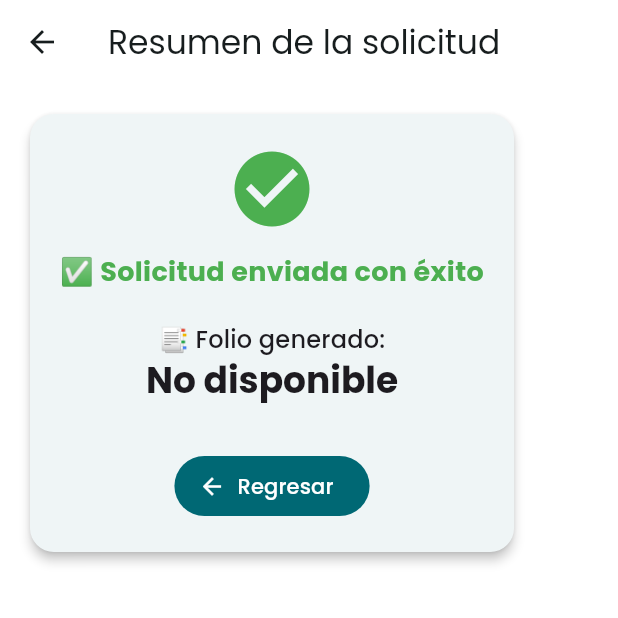
After one commit to mariasan001/constancias_admin, a Flutter app: the RespuestaPage screen opened directly, on a phone screen of 412 x 824 dp, the top half of it. The commit adds this screen. Run offline on Flutter 3.47's test engine with Material 3 defaults, Android fonts, the phone set to English and light mode, and no system bars; our stand-ins replace dio, go_router, google_fonts; missing offline and left inert: google_mlkit_document_scanner; accounts and stored records are empty.

Commit message:
ultma page

```diff
--- /dev/null
+++ b/lib/features/adjuntos/ui/respuesta.dart
@@ -0,0 +1,68 @@
+import 'package:constancias_admin/features/home/ui/home_page.dart';
+import 'package:flutter/material.dart';
+import 'package:provider/provider.dart';
+import '../../../data/flow_state.dart';
+
+class RespuestaPage extends StatelessWidget {
+  const RespuestaPage({super.key});
+
+  @override
+  Widget build(BuildContext context) {
+    final fs = context.watch<FlowState>();
+    final solicitud = fs.solicitud;
+
+    return Scaffold(
+      appBar: AppBar(title: const Text("Resumen de la solicitud")),
+      body: Padding(
+        padding: const EdgeInsets.all(16),
+        child: Card(
+          elevation: 3,
+          shape: RoundedRectangleBorder(
+            borderRadius: BorderRadius.circular(16),
+          ),
+          child: Padding(
+            padding: const EdgeInsets.all(20),
+            child: Column(
+              mainAxisSize: MainAxisSize.min,
+              crossAxisAlignment: CrossAxisAlignment.center,
+              children: [
+                const Icon(Icons.check_circle, color: Colors.green, size: 60),
+                const SizedBox(height: 12),
+                const Text(
+                  "✅ Solicitud enviada con éxito",
+                  style: TextStyle(
+                    fontSize: 18,
+                    fontWeight: FontWeight.bold,
+                    color: Colors.green,
+                  ),
+                  textAlign: TextAlign.center,
+                ),
+                const SizedBox(height: 20),
+                Text(
+                  "📑 Folio generado:",
+                  style: Theme.of(context).textTheme.titleMedium,
+                ),
+                Text(
+                  solicitud.folio ?? "No disponible",
+                  style: Theme.of(context).textTheme.headlineSmall?.copyWith(
+                    fontWeight: FontWeight.bold,
+                  ),
+                ),
+                const SizedBox(height: 30),
+                FilledButton.icon(
+                  onPressed: () {
+                    Navigator.of(
+                      context,
+                    ).push(MaterialPageRoute(builder: (_) => const HomePage()));
+                  },
+                  icon: const Icon(Icons.arrow_back),
+                  label: const Text("Regresar"),
+                ),
+              ],
+            ),
+          ),
+        ),
+      ),
+    );
+  }
+}
```
Also changed, not shown: lib/features/adjuntos/ui/ResumenPage.dart (added, +70 -0 lines), lib/features/adjuntos/ui/adjuntar_page.dart (+62 -50 lines).
